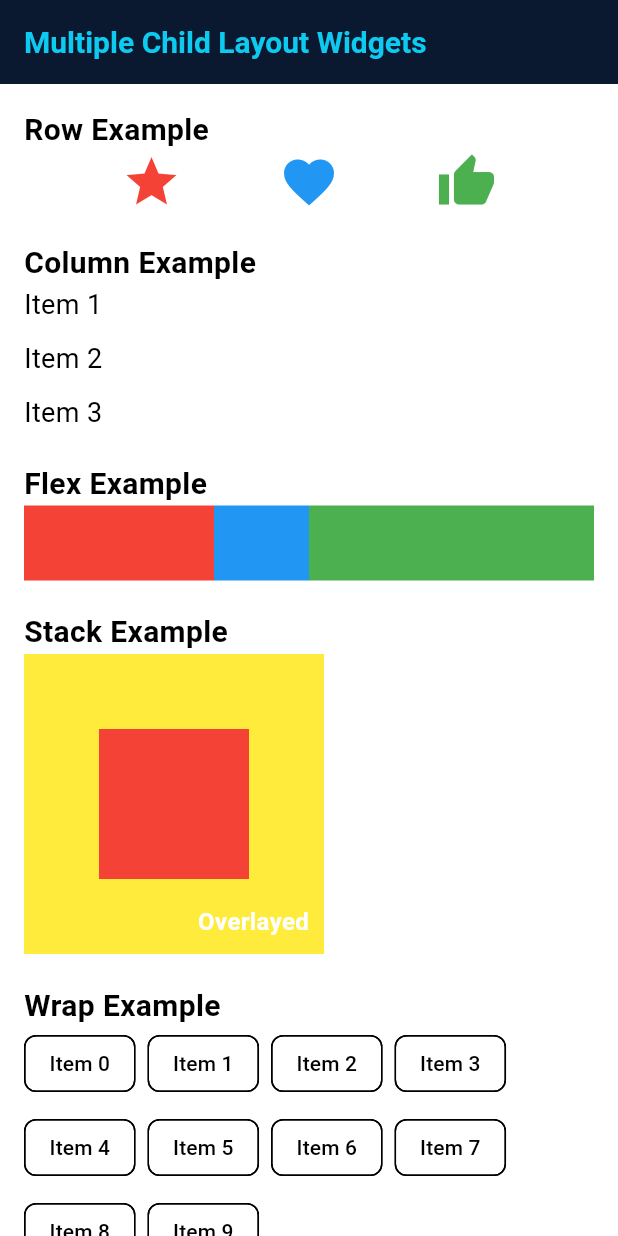
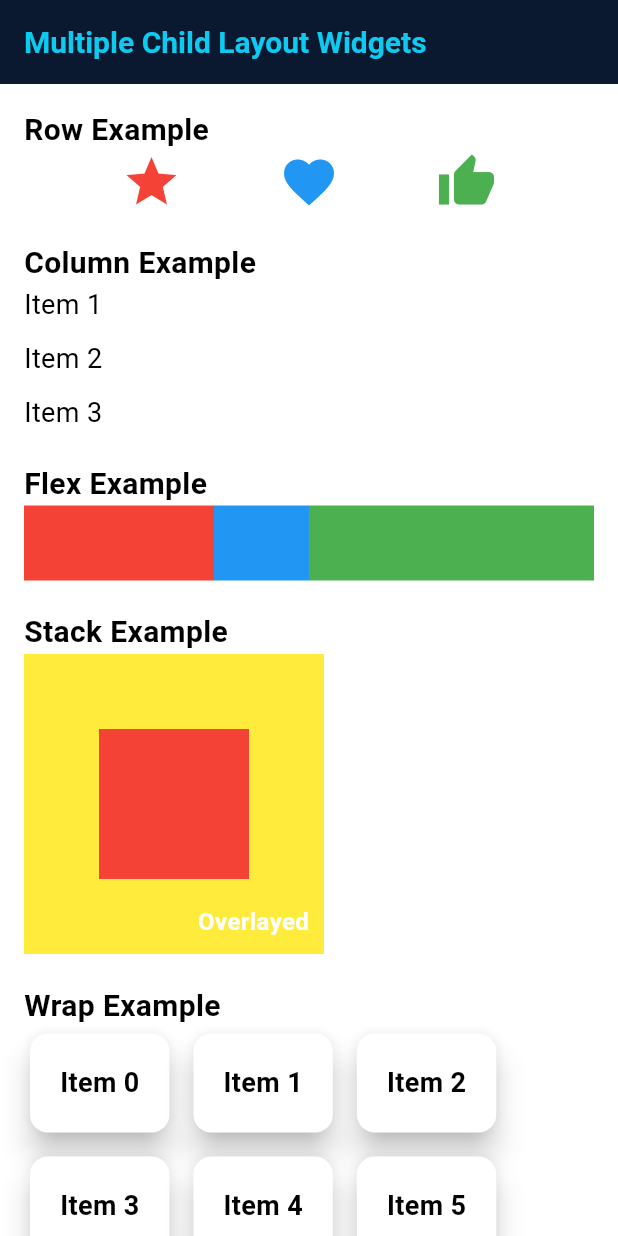
Before and after one commit to thirdygayares/Flutter, a Flutter app: the MultipleChildLayoutPage screen opened by its route, on a phone screen of 412 x 824 dp. Run offline on Flutter 3.47's test engine with Material 3 defaults, Android fonts, the phone set to English and light mode, and no system bars; our stand-ins replace go_router.

Commit message:
feat: grid layout

```diff
--- a/lib/core/route.dart
+++ b/lib/core/route.dart
@@ -1,6 +1,7 @@
 import 'package:flutter_foundamentals/features/flutter_components/basic_elements/screen/basic_element_page.dart';
 import 'package:flutter_foundamentals/features/flutter_components/input_widgets/screen/input_widget_screen.dart';
 import 'package:flutter_foundamentals/features/flutter_components/layout/card_box/screen/card_box_page.dart';
+import 'package:flutter_foundamentals/features/flutter_components/layout/grid_layout/screen/grid_layout_page.dart';
 import 'package:flutter_foundamentals/features/flutter_components/layout/multiple_child_layout/screen/multiple_child_layout_page.dart';
 import 'package:flutter_foundamentals/features/flutter_components/layout/single_child_layout/screen/single_child_layout_page.dart';
 import 'package:flutter_foundamentals/features/themes/screen/color_page.dart';
@@ -58,5 +59,11 @@ final GoRouter appRouter  = GoRouter(
       path: '/multiple-child-layout',
       builder: (context, state) => MultipleChildLayoutPage(),
     ),
+
+    GoRoute(
+      path: '/grid-layout-page',
+      builder: (context, state) => GridLayoutPage(),
+    ),
+
   ],
 );
--- a/lib/features/flutter_components/layout/multiple_child_layout/components/wrap_component.dart
+++ b/lib/features/flutter_components/layout/multiple_child_layout/components/wrap_component.dart
@@ -13,8 +13,20 @@ class WrapComponent extends StatelessWidget {
           spacing: 8,
           runSpacing: 8,
           children: List.generate(
-            10,
-                (index) => Chip(label: Text("Item $index")),
+            40, // Total items
+                (index) => Card(
+              elevation: 8,
+              shape: RoundedRectangleBorder(
+                borderRadius: BorderRadius.circular(12),
+              ),
+              child: Padding(
+                padding: const EdgeInsets.all(20.0),
+                child: Text(
+                  "Item $index", // Pass index dynamically
+                  style: const TextStyle(fontSize: 18, fontWeight: FontWeight.bold),
+                ),
+              ),
+            ),
           ),
         ),
       ],
```
Also changed, not shown: lib/features/flutter_components/layout/grid_layout/components/gridtile_component.dart (added, +40 -0 lines), lib/features/flutter_components/layout/grid_layout/components/gridview_component.dart (added, +39 -0 lines), lib/features/flutter_components/layout/grid_layout/components/slivergrid_component.dart (added, +39 -0 lines), lib/features/flutter_components/layout/grid_layout/screen/grid_layout_page.dart (added, +30 -0 lines), lib/features/homepage/screen/home_page.dart (+7 -0 lines).
